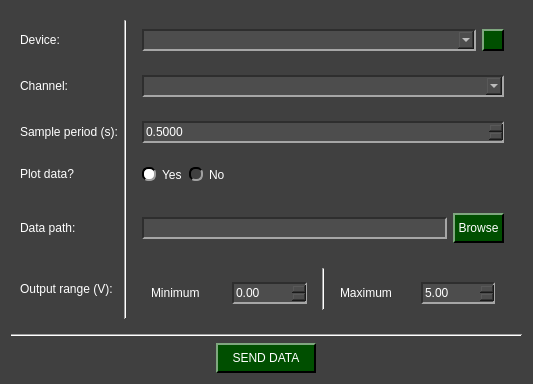
samirmartins/pydaq, file pydaq/uis/PyDAQ_send_data_NIDAQ_widget.ui: the form before one commit.
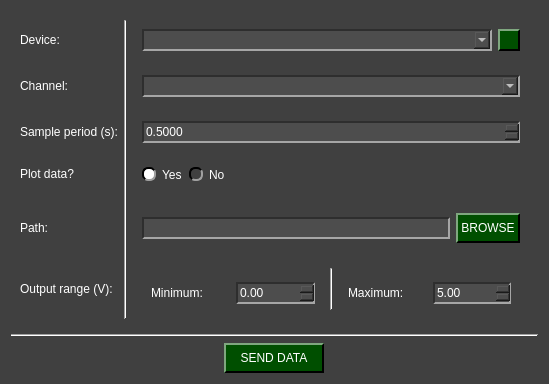
The form after the commit. Icons and pictures are not drawn.

What changed in the file:
```diff
--- a/pydaq/uis/PyDAQ_send_data_NIDAQ_widget.ui
+++ b/pydaq/uis/PyDAQ_send_data_NIDAQ_widget.ui
@@ -6,7 +6,7 @@
    <rect>
     <x>0</x>
     <y>0</y>
-    <width>533</width>
+    <width>549</width>
     <height>379</height>
    </rect>
   </property>
@@ -353,7 +353,7 @@
             </size>
            </property>
            <property name="text">
-            <string> Browse </string>
+            <string> BROWSE </string>
            </property>
           </widget>
          </item>
@@ -394,7 +394,7 @@
          </size>
         </property>
         <property name="text">
-         <string>Data path:</string>
+         <string>Path:</string>
         </property>
        </widget>
       </item>
@@ -532,7 +532,7 @@
             <item row="0" column="0">
              <widget class="QLabel" name="label_5">
               <property name="text">
-               <string>Minimum</string>
+               <string>Minimum:</string>
               </property>
              </widget>
             </item>
@@ -579,7 +579,7 @@
             <item row="0" column="0">
              <widget class="QLabel" name="label_7">
               <property name="text">
-               <string>Maximum</string>
+               <string>Maximum:</string>
               </property>
              </widget>
             </item>
```
